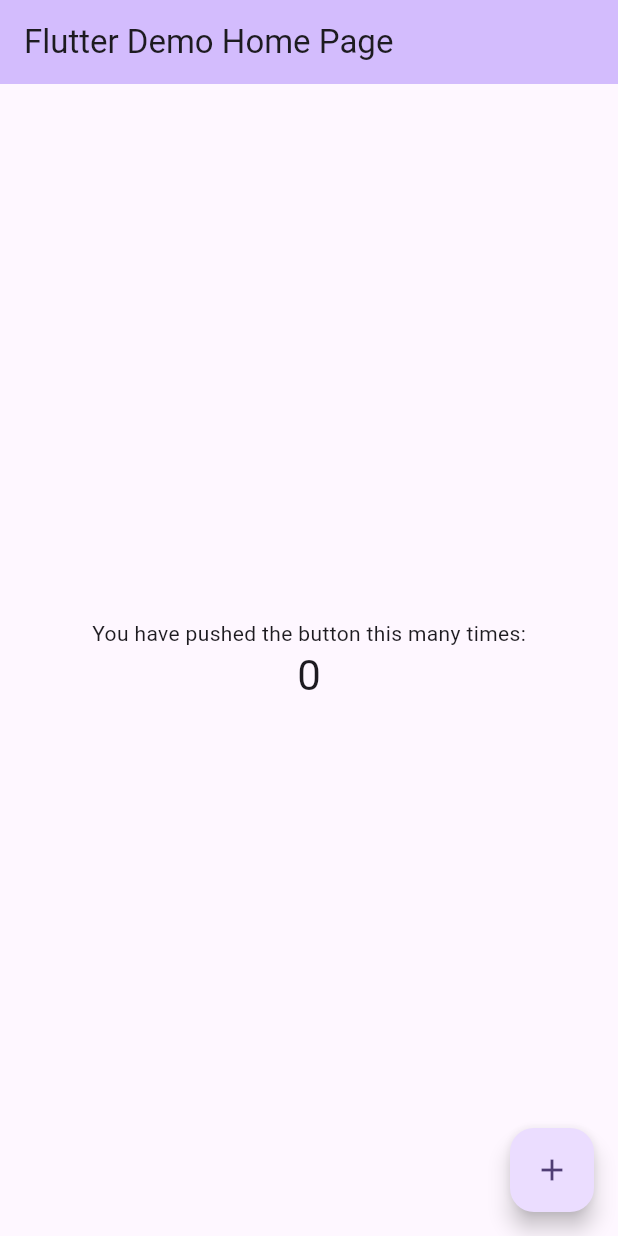
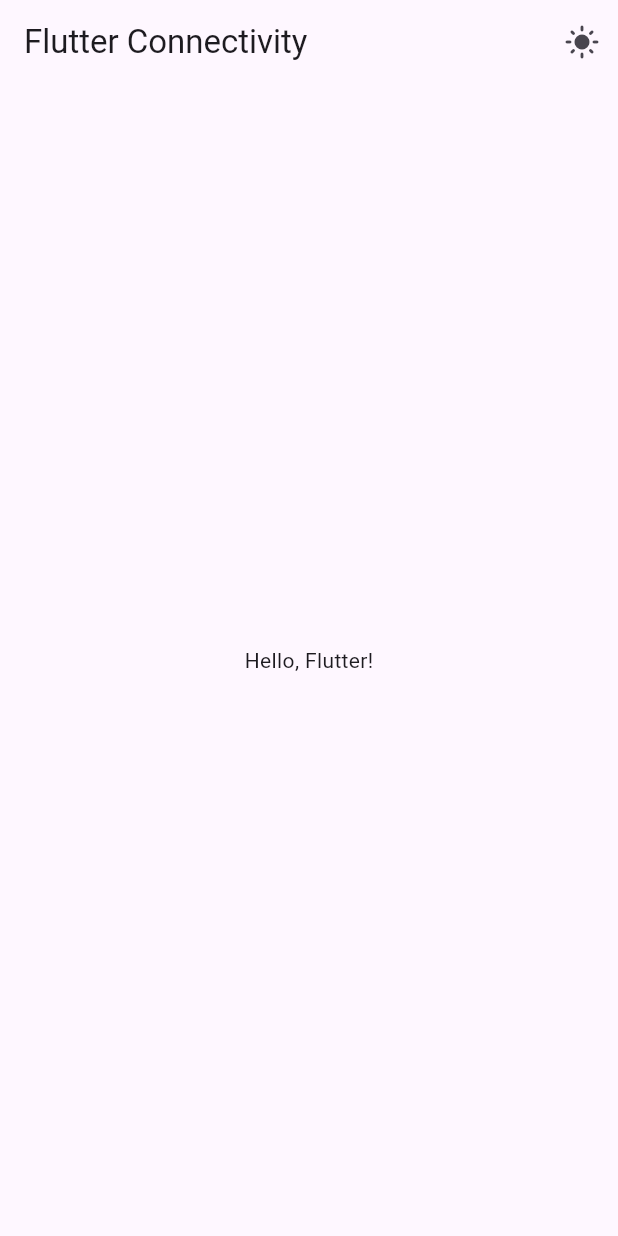
Before and after one commit to ingabireol/assignment3_authentication, a Flutter app: the screen it shows after launch, on a phone screen of 412 x 824 dp. Run offline on Flutter 3.47's test engine with Material 3 defaults, Android fonts, the phone set to English and light mode, and no system bars; our stand-ins replace connectivity_plus, fluttertoast, shared_preferences.

Commit message:
First commit

```diff
--- /dev/null
+++ b/lib/home_screen.dart
@@ -0,0 +1,27 @@
+import 'package:assignment3/provider.dart';
+import 'package:flutter/cupertino.dart';
+import 'package:flutter/material.dart';
+import 'package:provider/provider.dart';
+
+class HomeScreen extends StatelessWidget {
+  @override
+  Widget build(BuildContext context) {
+    final themeProvider = Provider.of<ThemeProvider>(context);
+
+    return Scaffold(
+      appBar: AppBar(
+        title: Text('Flutter Connectivity'),
+        actions: [
+          IconButton(
+            icon: Icon(
+                themeProvider.isDarkMode ? Icons.dark_mode : Icons.light_mode),
+            onPressed: () {
+              themeProvider.toggleTheme();
+            },
+          ),
+        ],
+      ),
+      body: Center(child: Text('Hello, Flutter!')),
+    );
+  }
+}
--- a/lib/main.dart
+++ b/lib/main.dart
@@ -1,125 +1,30 @@
+import 'package:assignment3/provider.dart';
+import 'package:flutter/cupertino.dart';
 import 'package:flutter/material.dart';
+import 'package:provider/provider.dart';
+
+import 'home_screen.dart';
 
 void main() {
-  runApp(const MyApp());
+  runApp(
+    ChangeNotifierProvider(
+      create: (_) => ThemeProvider(),
+      child: MyApp(),
+    ),
+  );
 }
 
 class MyApp extends StatelessWidget {
-  const MyApp({super.key});
-
-  // This widget is the root of your application.
   @override
   Widget build(BuildContext context) {
-    return MaterialApp(
-      title: 'Flutter Demo',
-      theme: ThemeData(
-        // This is the theme of your application.
-        //
-        // TRY THIS: Try running your application with "flutter run". You'll see
-        // the application has a purple toolbar. Then, without quitting the app,
-        // try changing the seedColor in the colorScheme below to Colors.green
-        // and then invoke "hot reload" (save your changes or press the "hot
-        // reload" button in a Flutter-supported IDE, or press "r" if you used
-        // the command line to start the app).
-        //
-        // Notice that the counter didn't reset back to zero; the application
-        // state is not lost during the reload. To reset the state, use hot
-        // restart instead.
-        //
-        // This works for code too, not just values: Most code changes can be
-        // tested with just a hot reload.
-        colorScheme: ColorScheme.fromSeed(seedColor: Colors.deepPurple),
-        useMaterial3: true,
-      ),
-      home: const MyHomePage(title: 'Flutter Demo Home Page'),
+    return Consumer<ThemeProvider>(
+      builder: (context, themeProvider, child) {
+        return MaterialApp(
+          theme:
+              themeProvider.isDarkMode ? ThemeData.dark() : ThemeData.light(),
+          home: HomeScreen(),
+        );
+      },
     );
   }
 }
-
-class MyHomePage extends StatefulWidget {
-  const MyHomePage({super.key, required this.title});
-
-  // This widget is the home page of your application. It is stateful, meaning
-  // that it has a State object (defined below) that contains fields that affect
-  // how it looks.
-
-  // This class is the configuration for the state. It holds the values (in this
-  // case the title) provided by the parent (in this case the App widget) and
-  // used by the build method of the State. Fields in a Widget subclass are
-  // always marked "final".
-
-  final String title;
-
-  @override
-  State<MyHomePage> createState() => _MyHomePageState();
-}
-
-class _MyHomePageState extends State<MyHomePage> {
-  int _counter = 0;
-
-  void _incrementCounter() {
-    setState(() {
-      // This call to setState tells the Flutter framework that something has
-      // changed in this State, which causes it to rerun the build method below
-      // so that the display can reflect the updated values. If we changed
-      // _counter without calling setState(), then the build method would not be
-      // called again, and so nothing would appear to happen.
-      _counter++;
-    });
-  }
-
-  @override
-  Widget build(BuildContext context) {
-    // This method is rerun every time setState is called, for instance as done
-    // by the _incrementCounter method above.
-    //
-    // The Flutter framework has been optimized to make rerunning build methods
-    // fast, so that you can just rebuild anything that needs updating rather
-    // than having to individually change instances of widgets.
-    return Scaffold(
-      appBar: AppBar(
-        // TRY THIS: Try changing the color here to a specific color (to
-        // Colors.amber, perhaps?) and trigger a hot reload to see the AppBar
-        // change color while the other colors stay the same.
-        backgroundColor: Theme.of(context).colorScheme.inversePrimary,
-        // Here we take the value from the MyHomePage object that was created by
-        // the App.build method, and use it to set our appbar title.
-        title: Text(widget.title),
-      ),
-      body: Center(
-        // Center is a layout widget. It takes a single child and positions it
-        // in the middle of the parent.
-        child: Column(
-          // Column is also a layout widget. It takes a list of children and
-          // arranges them vertically. By default, it sizes itself to fit its
-          // children horizontally, and tries to be as tall as its parent.
-          //
-          // Column has various properties to control how it sizes itself and
-          // how it positions its children. Here we use mainAxisAlignment to
-          // center the children vertically; the main axis here is the vertical
-          // axis because Columns are vertical (the cross axis would be
-          // horizontal).
-          //
-          // TRY THIS: Invoke "debug painting" (choose the "Toggle Debug Paint"
-          // action in the IDE, or press "p" in the console), to see the
-          // wireframe for each widget.
-          mainAxisAlignment: MainAxisAlignment.center,
-          children: <Widget>[
-            const Text(
-              'You have pushed the button this many times:',
-            ),
-            Text(
-              '$_counter',
-              style: Theme.of(context).textTheme.headlineMedium,
-            ),
-          ],
-        ),
-      ),
-      floatingActionButton: FloatingActionButton(
-        onPressed: _incrementCounter,
-        tooltip: 'Increment',
-        child: const Icon(Icons.add),
-      ), // This trailing comma makes auto-formatting nicer for build methods.
-    );
-  }
-}
--- /dev/null
+++ b/lib/provider.dart
@@ -0,0 +1,25 @@
+import 'package:flutter/material.dart';
+import 'package:shared_preferences/shared_preferences.dart';
+
+class ThemeProvider with ChangeNotifier {
+  bool _isDarkMode = false;
+
+  bool get isDarkMode => _isDarkMode;
+
+  ThemeProvider() {
+    _loadTheme();
+  }
+
+  void _loadTheme() async {
+    SharedPreferences prefs = await SharedPreferences.getInstance();
+    _isDarkMode = prefs.getBool('isDarkMode') ?? false;
+    notifyListeners();
+  }
+
+  void toggleTheme() async {
+    _isDarkMode = !_isDarkMode;
+    SharedPreferences prefs = await SharedPreferences.getInstance();
+    prefs.setBool('isDarkMode', _isDarkMode);
+    notifyListeners();
+  }
+}
--- a/pubspec.yaml
+++ b/pubspec.yaml
@@ -30,6 +30,12 @@ environment:
 dependencies:
   flutter:
     sdk: flutter
+  connectivity_plus: ^2.0.2
+  shared_preferences: ^2.0.6
+  firebase_core: ^1.7.0
+  firebase_auth: ^3.1.1
+  fluttertoast: ^8.0.8
+  provider: ^5.0.0
 
 
   # The following adds the Cupertino Icons font to your application.
```
Also changed, not shown: lib/battery.dart (added, +26 -0 lines), lib/connectivity_service.dart (added, +24 -0 lines), pubspec.lock, 6 other files.
